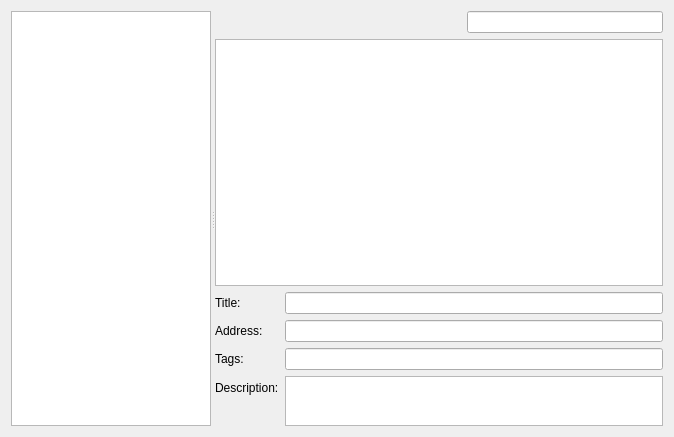
The window that bookmarks_editor/src/bookmarksview_base.ui (edulix/gsoc) describes before a commit, drawn with Qt 5.
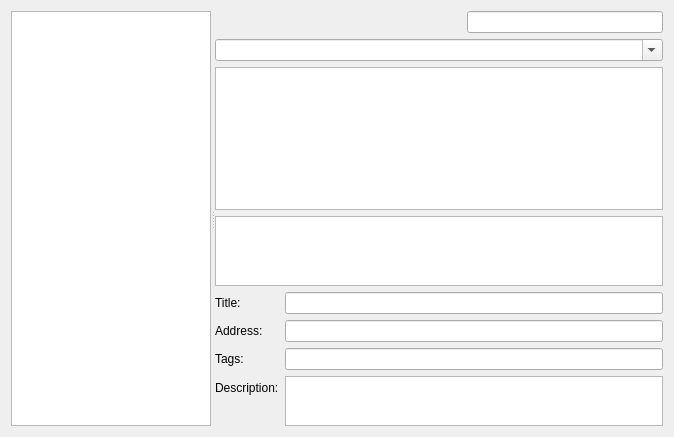
The same window after the commit. Custom widgets are drawn as their Qt base class.

Commit message: Adding the class KCompletionModel. it's working yay

Patch:
```diff
--- a/bookmarks_editor/src/bookmarksview_base.ui
+++ b/bookmarks_editor/src/bookmarksview_base.ui
@@ -102,6 +102,19 @@
          </item>
         </layout>
        </item>
+       <item>
+        <widget class="KComboBox" name="kcombobox">
+         <property name="editable">
+          <bool>true</bool>
+         </property>
+         <property name="autoCompletion">
+          <bool>false</bool>
+         </property>
+        </widget>
+       </item>
+       <item>
+        <widget class="QTreeView" name="listView"/>
+       </item>
        <item>
         <widget class="Akonadi::KonqBookmarkView" name="bookmarksView">
          <property name="sizePolicy">
@@ -194,6 +207,11 @@
    <extends>QLineEdit</extends>
    <header>klineedit.h</header>
   </customwidget>
+  <customwidget>
+   <class>KComboBox</class>
+   <extends>QComboBox</extends>
+   <header>kcombobox.h</header>
+  </customwidget>
   <customwidget>
    <class>KTextEdit</class>
    <extends>QTextEdit</extends>
```
Left out of the diff: 28 changed lines with no effect on the pictures. The commit also changes 4 other files.
